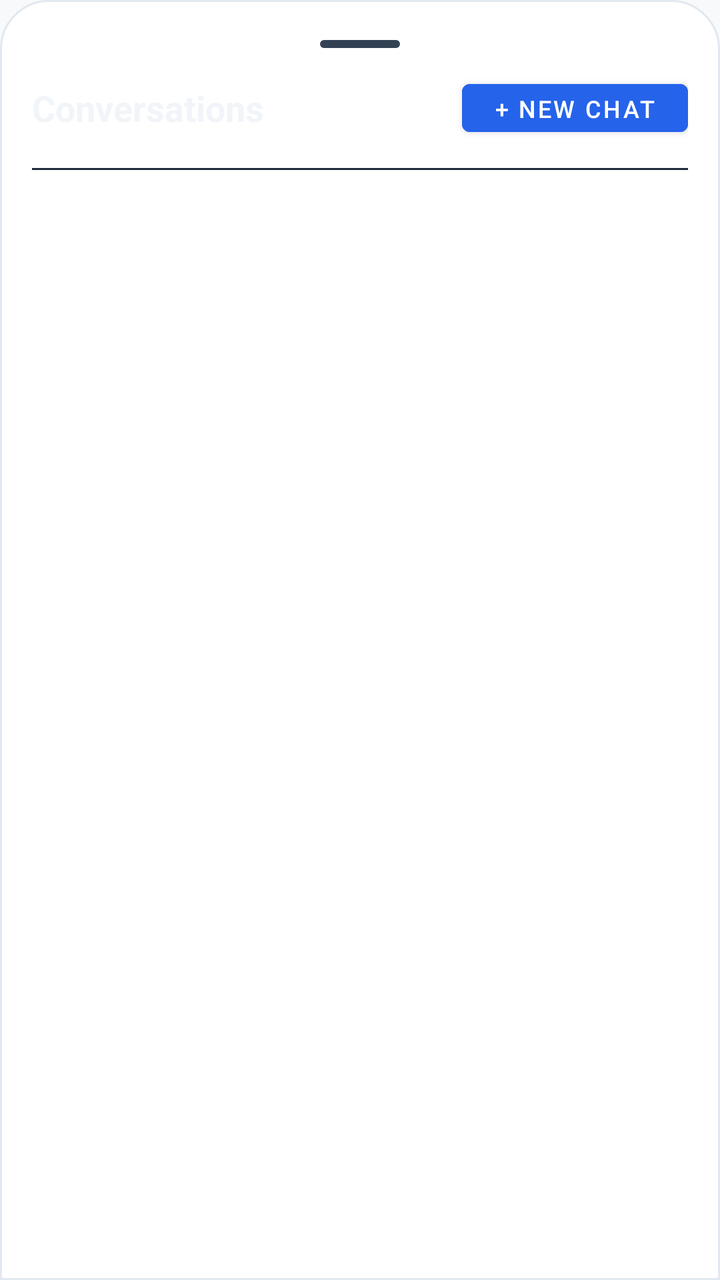
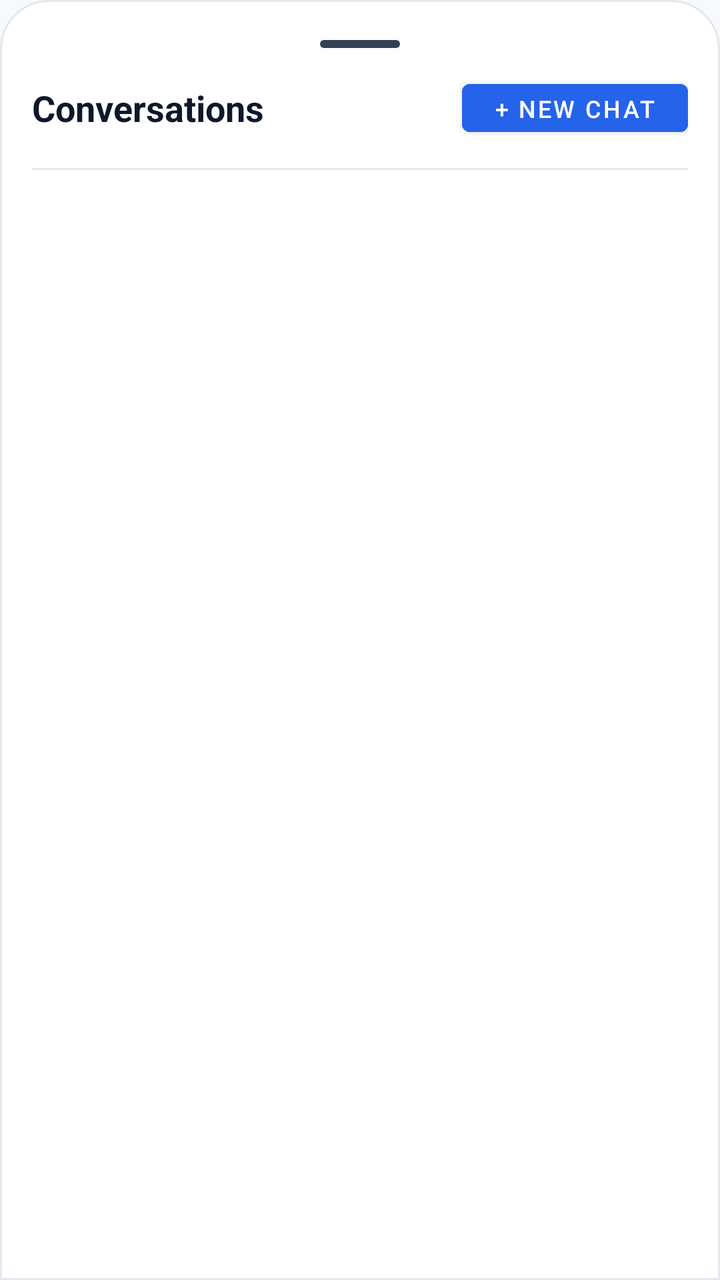

Before-and-after screenshots of an Android layout around one commit, followed by the original layout XML and the change that was made.
<!-- AndroidManifest.xml: application theme Theme.DynamicEdgeAI -->
<!-- res/layout/dialog_conversations.xml -->
<?xml version="1.0" encoding="utf-8"?>
<LinearLayout xmlns:android="http://schemas.android.com/apk/res/android"
    xmlns:app="http://schemas.android.com/apk/res-auto"
    android:layout_width="match_parent"
    android:layout_height="wrap_content"
    android:orientation="vertical"
    android:background="@drawable/bottom_sheet_bg"
    android:padding="16dp">

    
    <View
        android:layout_width="40dp"
        android:layout_height="4dp"
        android:layout_gravity="center_horizontal"
        android:layout_marginTop="4dp"
        android:layout_marginBottom="12dp"
        android:background="@drawable/handle_bar" />

    <LinearLayout
        android:layout_width="match_parent"
        android:layout_height="wrap_content"
        android:orientation="horizontal"
        android:gravity="center_vertical"
        android:paddingBottom="12dp">

        <TextView
            android:layout_width="0dp"
            android:layout_height="wrap_content"
            android:layout_weight="1"
            android:text="Conversations"
            android:textSize="18sp"
            android:textStyle="bold"
            android:textColor="#F1F5F9" />

        <Button
            android:id="@+id/btnDialogNewChat"
            android:layout_width="wrap_content"
            android:layout_height="36dp"
            android:text="+ New Chat"
            android:textSize="12sp"
            android:textColor="@color/white"
            android:backgroundTint="@color/btn_blue"
            style="@style/Widget.MaterialComponents.Button" />
    </LinearLayout>

    <View
        android:layout_width="match_parent"
        android:layout_height="1dp"
        android:background="#1E293B"
        android:layout_marginBottom="8dp" />

    <ScrollView
        android:layout_width="match_parent"
        android:layout_height="wrap_content"
        android:maxHeight="380dp">

        <LinearLayout
            android:id="@+id/conversationListContainer"
            android:layout_width="match_parent"
            android:layout_height="wrap_content"
            android:orientation="vertical" />
    </ScrollView>

    <TextView
        android:id="@+id/txtEmptyConversations"
        android:layout_width="match_parent"
        android:layout_height="wrap_content"
        android:gravity="center"
        android:text="No previous conversations"
        android:textSize="13sp"
        android:textColor="#64748B"
        android:padding="24dp"
        android:visibility="gone" />

</LinearLayout>
<!-- resources referenced by this layout -->
<resources>
  <color name="btn_blue">#2563EB</color>
  <color name="white">#FFFFFFFF</color>
  <!-- drawable bottom_sheet_bg (drawable) -->
  <?xml version="1.0" encoding="utf-8"?>
  <shape xmlns:android="http://schemas.android.com/apk/res/android"
      android:shape="rectangle">
      <solid android:color="@color/app_surface" />
      <stroke android:width="1dp" android:color="@color/app_surface_outline" />
      <corners
          android:topLeftRadius="24dp"
          android:topRightRadius="24dp" />
  </shape>
  <!-- drawable handle_bar (drawable) -->
  <?xml version="1.0" encoding="utf-8"?>
  <shape xmlns:android="http://schemas.android.com/apk/res/android"
      android:shape="rectangle">
      <solid android:color="#334155" />
      <corners android:radius="20dp" />
  </shape>
  <style name="Theme.DynamicEdgeAI" parent="Theme.Material3.DayNight.NoActionBar">
          <item name="colorPrimary">@color/btn_blue</item>
          <item name="colorOnPrimary">@color/white</item>
          <item name="colorSecondary">@color/accent_blue</item>
          <item name="colorOnSecondary">@color/white</item>
          <item name="android:windowBackground">@color/app_bg</item>
          <item name="android:statusBarColor">@color/app_header_bg</item>
          <item name="android:navigationBarColor">@color/app_bg</item>
          <item name="android:windowLightStatusBar">true</item>
          <item name="android:windowLightNavigationBar">true</item>
  
          <item name="android:windowTranslucentStatus">false</item>
          <item name="android:windowTranslucentNavigation">false</item>
      </style>
  <color name="app_surface">#FFFFFF</color>
  <color name="app_surface_outline">#E2E8F0</color>
  <color name="accent_blue">#0284C7</color>
  <color name="app_bg">#F8F9FA</color>
  <color name="app_header_bg">#FFFFFF</color>
</resources>

<!-- the commit's change to res/layout/dialog_conversations.xml (unified diff, before → after) -->
@@ -30,7 +30,7 @@
             android:text="Conversations"
             android:textSize="18sp"
             android:textStyle="bold"
-            android:textColor="#F1F5F9" />
+            android:textColor="@color/app_text_primary" />
 
         <Button
             android:id="@+id/btnDialogNewChat"
@@ -46,7 +46,7 @@
     <View
         android:layout_width="match_parent"
         android:layout_height="1dp"
-        android:background="#1E293B"
+        android:background="@color/app_surface_outline"
         android:layout_marginBottom="8dp" />
 
     <ScrollView
@@ -68,7 +68,7 @@
         android:gravity="center"
         android:text="No previous conversations"
         android:textSize="13sp"
-        android:textColor="#64748B"
+        android:textColor="@color/app_text_muted"
         android:padding="24dp"
         android:visibility="gone" />
 
<!-- resource entries referenced after the edit -->
@@ -35,6 +35,8 @@
       </style>
   <color name="app_surface">#FFFFFF</color>
   <color name="app_surface_outline">#E2E8F0</color>
+  <color name="app_text_muted">#94A3B8</color>
+  <color name="app_text_primary">#0F172A</color>
   <color name="accent_blue">#0284C7</color>
   <color name="app_bg">#F8F9FA</color>
   <color name="app_header_bg">#FFFFFF</color>
